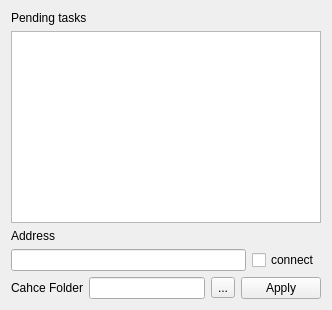
Above: qtviewer_planetosm/osmtiles/layer_tiles_page.ui from tgut/mercator.qtviewer before the change. Below: the same form after it.
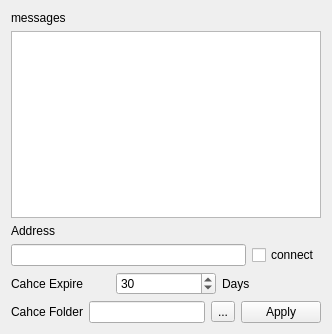
That is the form after the change. Icons and pictures are not drawn.

Commit message: 1. add a tile expire days prop. old tiles will be refreshed as needed. 2. add OCX interface to set local cache path and tile expire value.

Patch:
```diff
--- a/qtviewer_planetosm/osmtiles/layer_tiles_page.ui
+++ b/qtviewer_planetosm/osmtiles/layer_tiles_page.ui
@@ -7,7 +7,7 @@
     <x>0</x>
     <y>0</y>
     <width>332</width>
-    <height>305</height>
+    <height>334</height>
    </rect>
   </property>
   <property name="windowTitle">
@@ -21,19 +21,12 @@
    <item>
     <widget class="QLabel" name="label_3">
      <property name="text">
-      <string>Pending tasks</string>
+      <string>messages</string>
      </property>
     </widget>
    </item>
    <item>
-    <widget class="QTableView" name="tableView_pendingTasks">
-     <property name="sizePolicy">
-      <sizepolicy hsizetype="Expanding" vsizetype="MinimumExpanding">
-       <horstretch>0</horstretch>
-       <verstretch>0</verstretch>
-      </sizepolicy>
-     </property>
-    </widget>
+    <widget class="QListView" name="listView_messages"/>
    </item>
    <item>
     <widget class="QLabel" name="label">
@@ -65,6 +58,34 @@
      </item>
     </layout>
    </item>
+   <item>
+    <layout class="QHBoxLayout" name="horizontalLayout_3">
+     <item>
+      <widget class="QLabel" name="label_4">
+       <property name="text">
+        <string>Cahce Expire</string>
+       </property>
+      </widget>
+     </item>
+     <item>
+      <widget class="QSpinBox" name="spinBox_cacheExpireDays">
+       <property name="maximum">
+        <number>365</number>
+       </property>
+       <property name="value">
+        <number>30</number>
+       </property>
+      </widget>
+     </item>
+     <item>
+      <widget class="QLabel" name="label_5">
+       <property name="text">
+        <string>Days</string>
+       </property>
+      </widget>
+     </item>
+    </layout>
+   </item>
    <item>
     <layout class="QHBoxLayout" name="horizontalLayout">
      <item>
```
Left out of the diff: 1 changed line with no effect on the pictures. The commit also changes 11 other files.
